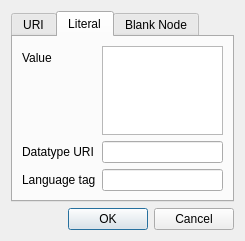
Old version of the form GRASP/nodeedit.ui in the repository Anchakor/GRASP.
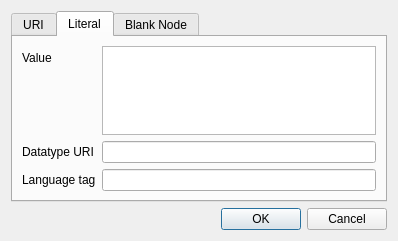
New version of the form.

```diff
--- a/GRASP/nodeedit.ui
+++ b/GRASP/nodeedit.ui
@@ -9,7 +9,7 @@
    <rect>
     <x>0</x>
     <y>0</y>
-    <width>245</width>
+    <width>398</width>
     <height>241</height>
    </rect>
   </property>
```
Left out of the diff: 32 changed lines with no effect on the pictures.
